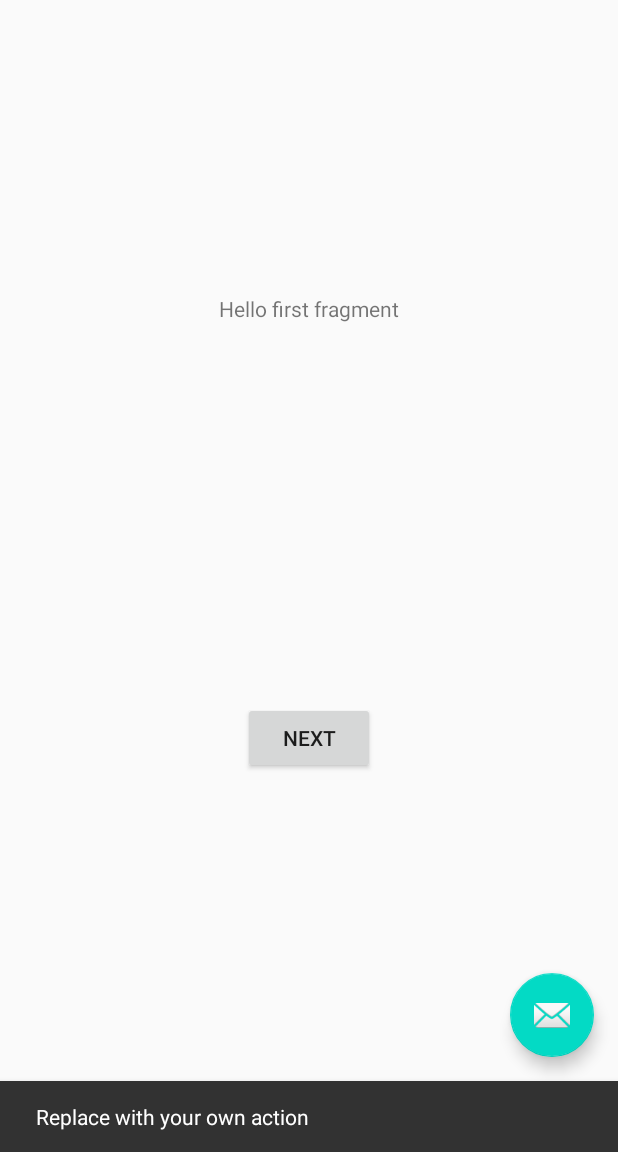
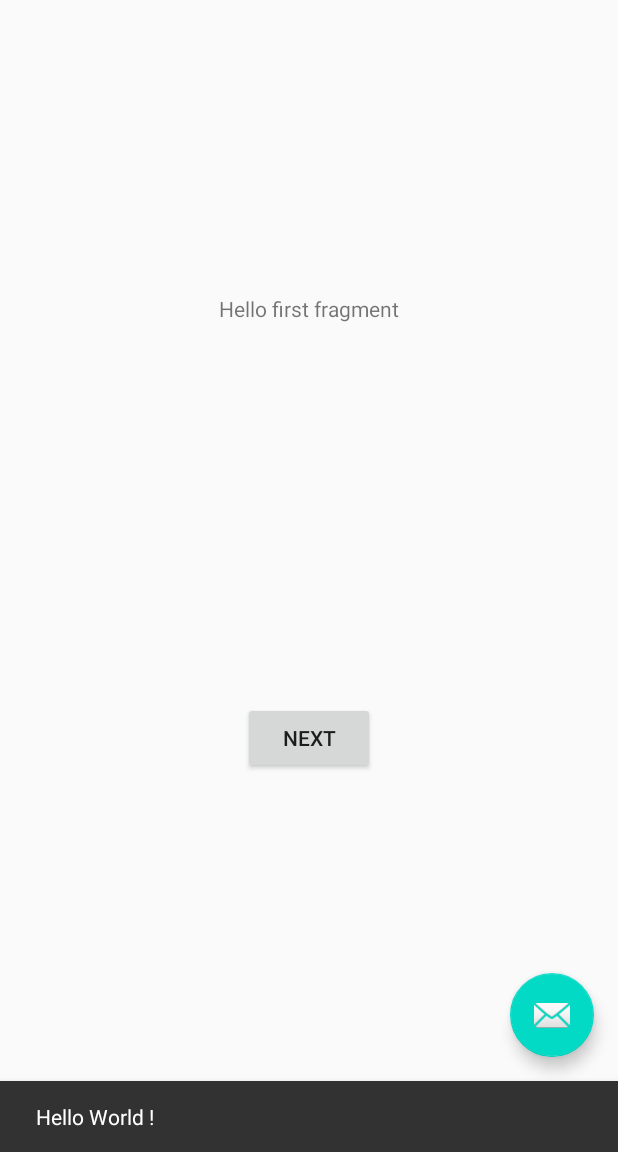
Before and after one commit to manolasn/AndroidProject, an Android app: the screen it shows after launch (MainActivity), after a tap on an icon or button, on a phone screen of 412 x 824 dp, the part 84-1236 px from its top. Run offline under Robolectric (Android 15) with nearby library versions, the phone set to English and light mode, and no system bars.

Commit message:
Hello World!

```diff
--- a/app/src/main/java/com/example/myapplication/MainActivity.java
+++ b/app/src/main/java/com/example/myapplication/MainActivity.java
@@ -25,7 +25,7 @@ public class MainActivity extends AppCompatActivity {
         fab.setOnClickListener(new View.OnClickListener() {
             @Override
             public void onClick(View view) {
-                Snackbar.make(view, "Replace with your own action", Snackbar.LENGTH_LONG)
+                Snackbar.make(view, "Hello World !", Snackbar.LENGTH_LONG)
                         .setAction("Action", null).show();
             }
         });
```
